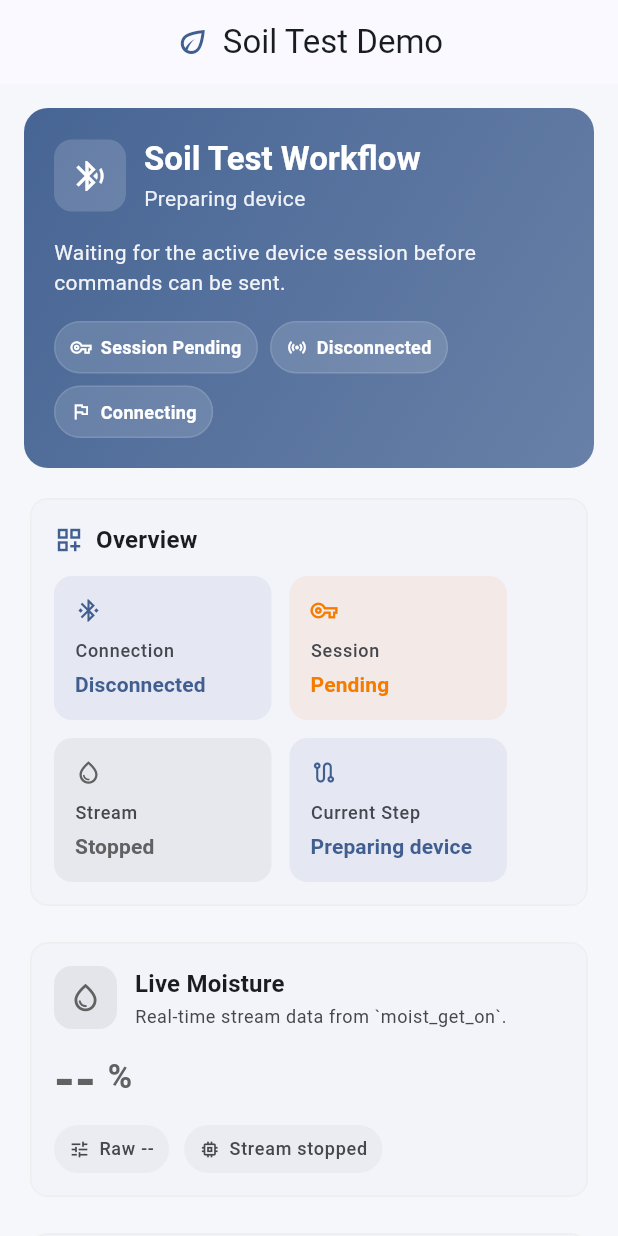
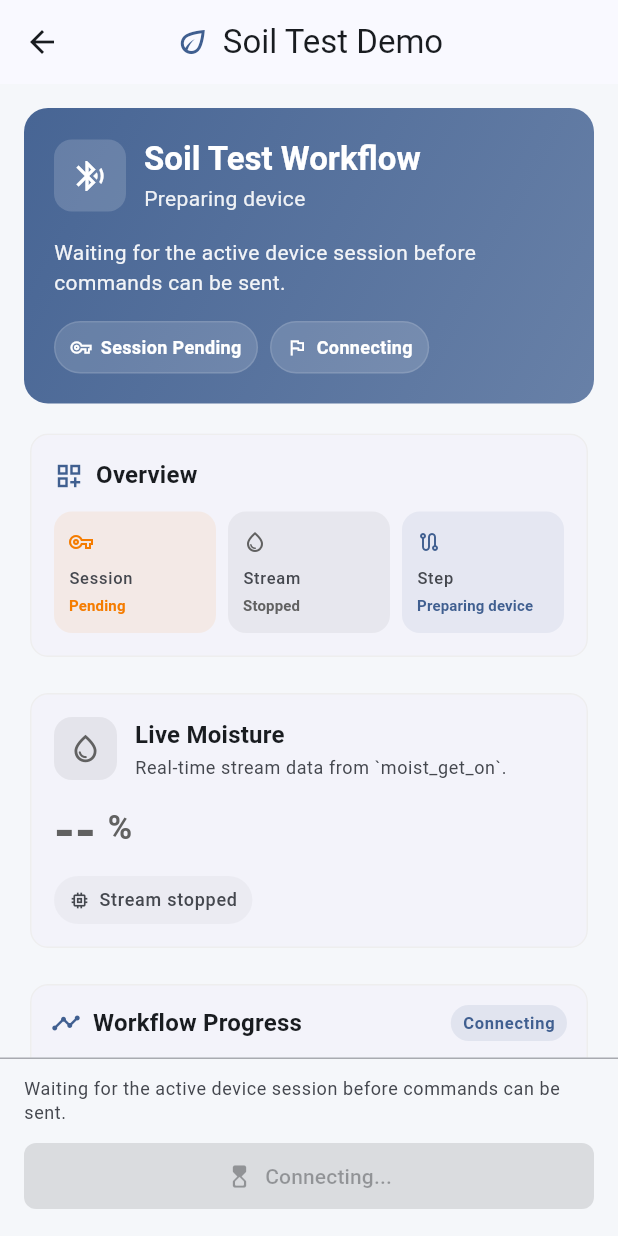
Before and after one commit to Tanvirul-swe/unified-device-sdk, a Flutter app: the SoilTestScreen screen opened directly with empty values, on a phone screen of 412 x 824 dp. Run offline on Flutter 3.47's test engine with Material 3 defaults, Android fonts, the phone set to English and light mode, and no system bars; our stand-ins replace plugin_platform_interface.

Commit message:
feat: integrate SoilTestScreen and enhance SoilTestConnectionScreen with client handling

```diff
--- a/example/lib/screens/dashboard_screen.dart
+++ b/example/lib/screens/dashboard_screen.dart
@@ -5,6 +5,7 @@ import 'package:flutter/services.dart';
 import 'package:unified_device_sdk/unified_device_sdk.dart';
 
 import 'soil_test_connection_screen.dart';
+import 'soil_test_screen.dart';
 import '../widgets/connection_status_bar.dart';
 import '../widgets/device_scan_panel.dart';
 import '../widgets/command_panel.dart';
@@ -167,7 +168,9 @@ class _DashboardScreenState extends State<DashboardScreen>
   Future<void> _openSoilTestFlow() async {
     await Navigator.of(context).push(
       MaterialPageRoute<void>(
-        builder: (_) => SoilTestConnectionScreen(platform: _platform),
+        builder: (_) => _client.isSessionActive
+            ? SoilTestScreen(client: _client)
+            : SoilTestConnectionScreen(platform: _platform, client: _client),
       ),
     );
   }
--- a/example/lib/screens/soil_test_screen.dart
+++ b/example/lib/screens/soil_test_screen.dart
@@ -36,7 +36,6 @@ class _SoilTestScreenState extends State<SoilTestScreen> {
   late final List<StreamSubscription<dynamic>> _subscriptions;
 
   SoilTestFlowStage _stage = SoilTestFlowStage.connecting;
-  DeviceConnectionState _connectionState = DeviceConnectionState.disconnected;
   UcpMoistureSample? _latestMoistureSample;
   UcpLastReport? _lastReport;
   String _progressMessage = 'Waiting for an active UCP session.';
@@ -51,8 +50,6 @@ class _SoilTestScreenState extends State<SoilTestScreen> {
   void initState() {
     super.initState();
     _client = widget.client;
-    _connectionState =
-        _client.currentSession?.state ?? DeviceConnectionState.disconnected;
     _stage = _client.isSessionActive
         ? SoilTestFlowStage.readyToStartMoisture
         : SoilTestFlowStage.connecting;
@@ -230,7 +227,6 @@ class _SoilTestScreenState extends State<SoilTestScreen> {
       return;
     }
     setState(() {
-      _connectionState = state;
       if (state == DeviceConnectionState.sessionActive &&
           _stage == SoilTestFlowStage.connecting) {
         _stage = SoilTestFlowStage.readyToStartMoisture;
@@ -645,8 +641,9 @@ class _SoilTestScreenState extends State<SoilTestScreen> {
           ],
         ),
       ),
+      bottomNavigationBar: _buildBottomActionBar(theme),
       body: ListView(
-        padding: const EdgeInsets.all(16),
+        padding: const EdgeInsets.fromLTRB(16, 16, 16, 24),
         children: [
           _buildHeroCard(theme),
           const SizedBox(height: 16),
@@ -660,9 +657,8 @@ class _SoilTestScreenState extends State<SoilTestScreen> {
           ],
           _buildProgressCard(theme),
           const SizedBox(height: 16),
-          _buildActionCard(theme),
-          const SizedBox(height: 16),
           _buildActivityCard(theme),
+          const SizedBox(height: 88),
         ],
       ),
     );
@@ -741,10 +737,7 @@ class _SoilTestScreenState extends State<SoilTestScreen> {
                       ? 'Session Active'
                       : 'Session Pending',
                 ),
-                _heroChip(
-                  icon: Icons.sensors_outlined,
-                  label: _stateLabel(_connectionState),
-                ),
+
                 _heroChip(icon: Icons.flag_outlined, label: _stageLabel()),
               ],
             ),
@@ -778,18 +771,10 @@ class _SoilTestScreenState extends State<SoilTestScreen> {
               ],
             ),
             const SizedBox(height: 12),
-            Wrap(
-              spacing: 12,
-              runSpacing: 12,
+            Row(
               children: [
-                _metricTile(
-                  theme,
-                  icon: Icons.bluetooth_connected,
-                  label: 'Connection',
-                  value: _stateLabel(_connectionState),
-                  color: _stageColor(theme),
-                ),
-                _metricTile(
+                Expanded(
+                  child: _metricTile(
                     theme,
                     icon: Icons.vpn_key_outlined,
                     label: 'Session',
@@ -798,7 +783,10 @@ class _SoilTestScreenState extends State<SoilTestScreen> {
                         ? const Color(0xFF2E7D32)
                         : Colors.orange.shade700,
                   ),
-                _metricTile(
+                ),
+                const SizedBox(width: 8),
+                Expanded(
+                  child: _metricTile(
                     theme,
                     icon: Icons.water_drop_outlined,
                     label: 'Stream',
@@ -807,12 +795,16 @@ class _SoilTestScreenState extends State<SoilTestScreen> {
                         ? const Color(0xFF0277BD)
                         : Colors.grey.shade700,
                   ),
-                _metricTile(
+                ),
+                const SizedBox(width: 8),
+                Expanded(
+                  child: _metricTile(
                     theme,
                     icon: Icons.route_outlined,
-                  label: 'Current Step',
+                    label: 'Step',
                     value: _flowSummaryLabel(),
                     color: _stageColor(theme),
+                  ),
                 ),
               ],
             ),
@@ -897,15 +889,6 @@ class _SoilTestScreenState extends State<SoilTestScreen> {
               ],
             ),
             const SizedBox(height: 12),
-            Wrap(
-              spacing: 10,
-              runSpacing: 10,
-              children: [
-                _softInfoChip(
-                  theme,
-                  icon: Icons.tune,
-                  label: 'Raw ${sample?.rawValue ?? '--'}',
-                ),
             _softInfoChip(
               theme,
               icon: Icons.memory_outlined,
@@ -913,41 +896,6 @@ class _SoilTestScreenState extends State<SoilTestScreen> {
                   ? 'Stream running'
                   : 'Stream stopped',
             ),
-              ],
-            ),
-            if ((sample?.text ?? '').isNotEmpty) ...[
-              const SizedBox(height: 14),
-              Container(
-                width: double.infinity,
-                padding: const EdgeInsets.all(12),
-                decoration: BoxDecoration(
-                  color: theme.colorScheme.surfaceContainerHighest.withValues(
-                    alpha: 0.5,
-                  ),
-                  borderRadius: BorderRadius.circular(12),
-                ),
-                child: Row(
-                  crossAxisAlignment: CrossAxisAlignment.start,
-                  children: [
-                    Icon(
-                      Icons.chat_bubble_outline,
-                      size: 18,
-                      color: theme.colorScheme.onSurfaceVariant,
-                    ),
-                    const SizedBox(width: 8),
-                    Expanded(
-                      child: Text(
-                        sample!.text!,
-                        style: theme.textTheme.bodySmall?.copyWith(
-                          color: theme.colorScheme.onSurfaceVariant,
-                          height: 1.35,
-                        ),
-                      ),
-                    ),
-                  ],
-                ),
-              ),
-            ],
           ],
         ),
       ),
@@ -1009,13 +957,6 @@ class _SoilTestScreenState extends State<SoilTestScreen> {
                 ),
                 _resultMetricTile(
                   theme,
-                  'Temperature',
-                  report.temperature,
-                  Icons.thermostat_outlined,
-                ),
-                _resultMetricTile(theme, 'EC', report.ec, Icons.bolt_outlined),
-                _resultMetricTile(
-                  theme,
                   'pH',
                   report.ph,
                   Icons.science_outlined,
@@ -1030,9 +971,10 @@ class _SoilTestScreenState extends State<SoilTestScreen> {
 
   Widget _buildProgressCard(ThemeData theme) {
     final hasError = _stage == SoilTestFlowStage.error && _errorMessage != null;
+    final stageColor = _stageColor(theme);
     return Card(
       child: Padding(
-        padding: const EdgeInsets.all(16),
+        padding: const EdgeInsets.all(14),
         child: Column(
           crossAxisAlignment: CrossAxisAlignment.start,
           children: [
@@ -1050,47 +992,74 @@ class _SoilTestScreenState extends State<SoilTestScreen> {
                     fontWeight: FontWeight.w700,
                   ),
                 ),
+                const Spacer(),
+                Container(
+                  padding: const EdgeInsets.symmetric(
+                    horizontal: 8,
+                    vertical: 4,
+                  ),
+                  decoration: BoxDecoration(
+                    color: stageColor.withValues(alpha: 0.10),
+                    borderRadius: BorderRadius.circular(999),
+                  ),
+                  child: Text(
+                    _stageLabel(),
+                    style: theme.textTheme.labelSmall?.copyWith(
+                      color: stageColor,
+                      fontWeight: FontWeight.w700,
+                    ),
+                  ),
+                ),
               ],
             ),
             const SizedBox(height: 12),
-            Wrap(
-              spacing: 8,
-              runSpacing: 8,
+            Row(
               children: [
-                _stepChip(
+                Expanded(
+                  child: _progressStepNode(
                     theme,
                     icon: Icons.link_outlined,
                     label: 'Connect',
                     complete: _stepComplete('connect'),
                     active: _stepActive('connect'),
                   ),
-                _stepChip(
+                ),
+                const SizedBox(width: 6),
+                Expanded(
+                  child: _progressStepNode(
                     theme,
                     icon: Icons.water_drop_outlined,
                     label: 'Moisture',
                     complete: _stepComplete('moisture'),
                     active: _stepActive('moisture'),
                   ),
-                _stepChip(
+                ),
+                const SizedBox(width: 6),
+                Expanded(
+                  child: _progressStepNode(
                     theme,
                     icon: Icons.biotech_outlined,
-                  label: 'Soil Test',
+                    label: 'Test',
                     complete: _stepComplete('test'),
                     active: _stepActive('test'),
                   ),
-                _stepChip(
+                ),
+                const SizedBox(width: 6),
+                Expanded(
+                  child: _progressStepNode(
                     theme,
                     icon: Icons.inventory_2_outlined,
                     label: 'Report',
                     complete: _stepComplete('report'),
                     active: _stepActive('report'),
                   ),
+                ),
               ],
             ),
-            const SizedBox(height: 14),
+            const SizedBox(height: 12),
             Container(
               width: double.infinity,
-              padding: const EdgeInsets.all(14),
+              padding: const EdgeInsets.all(12),
               decoration: BoxDecoration(
                 color: hasError
                     ? theme.colorScheme.error.withValues(alpha: 0.08)
@@ -1114,78 +1083,64 @@ class _SoilTestScreenState extends State<SoilTestScreen> {
                         ? theme.colorScheme.error
                         : theme.colorScheme.primary,
                   ),
-                  const SizedBox(width: 10),
+                  const SizedBox(width: 8),
                   Expanded(
-                    child: Text(
-                      _progressMessage,
-                      style: theme.textTheme.bodyMedium?.copyWith(height: 1.4),
+                    child: Column(
+                      crossAxisAlignment: CrossAxisAlignment.start,
+                      children: [
+                        Text(
+                          hasError ? 'Issue' : 'Status',
+                          style: theme.textTheme.labelMedium?.copyWith(
+                            fontWeight: FontWeight.w700,
+                            color: hasError
+                                ? theme.colorScheme.error
+                                : theme.colorScheme.primary,
                           ),
                         ),
-                ],
-              ),
-            ),
-            if (hasError) ...[
-              const SizedBox(height: 12),
-              Container(
-                width: double.infinity,
-                padding: const EdgeInsets.all(12),
-                decoration: BoxDecoration(
-                  color: theme.colorScheme.error.withValues(alpha: 0.08),
-                  borderRadius: BorderRadius.circular(12),
-                ),
-                child: Row(
-                  crossAxisAlignment: CrossAxisAlignment.start,
-                  children: [
-                    Icon(
-                      Icons.warning_amber_rounded,
-                      size: 18,
-                      color: theme.colorScheme.error,
-                    ),
-                    const SizedBox(width: 8),
-                    Expanded(
-                      child: Text(
-                        _errorMessage!,
-                        style: TextStyle(color: theme.colorScheme.error),
+                        const SizedBox(height: 2),
+                        Text(
+                          hasError ? _errorMessage! : _progressMessage,
+                          style: theme.textTheme.bodySmall?.copyWith(
+                            height: 1.35,
                           ),
                         ),
                       ],
                     ),
                   ),
                 ],
+              ),
+            ),
           ],
         ),
       ),
     );
   }
 
-  Widget _buildActionCard(ThemeData theme) {
-    return Card(
-      child: Padding(
-        padding: const EdgeInsets.all(16),
+  Widget _buildBottomActionBar(ThemeData theme) {
+    return SafeArea(
+      top: false,
+      child: Container(
+        padding: const EdgeInsets.fromLTRB(16, 12, 16, 16),
+        decoration: BoxDecoration(
+          color: theme.scaffoldBackgroundColor,
+          border: Border(
+            top: BorderSide(color: theme.dividerColor.withValues(alpha: 0.6)),
+          ),
+        ),
         child: Column(
+          mainAxisSize: MainAxisSize.min,
           crossAxisAlignment: CrossAxisAlignment.start,
           children: [
-            Row(
-              children: [
-                Icon(_primaryButtonIcon(), size: 20, color: _stageColor(theme)),
-                const SizedBox(width: 8),
-                Text(
-                  'Primary Action',
-                  style: theme.textTheme.titleMedium?.copyWith(
-                    fontWeight: FontWeight.w700,
-                  ),
-                ),
-              ],
-            ),
-            const SizedBox(height: 8),
             Text(
               _stageDescription(),
               style: theme.textTheme.bodySmall?.copyWith(
                 color: theme.colorScheme.onSurfaceVariant,
-                height: 1.4,
+                height: 1.35,
               ),
+              maxLines: 2,
+              overflow: TextOverflow.ellipsis,
             ),
-            const SizedBox(height: 16),
+            const SizedBox(height: 10),
             SizedBox(
               width: double.infinity,
               child: FilledButton.icon(
@@ -1305,8 +1260,7 @@ class _SoilTestScreenState extends State<SoilTestScreen> {
     required Color color,
   }) {
     return Container(
-      constraints: const BoxConstraints(minWidth: 145, maxWidth: 180),
-      padding: const EdgeInsets.all(14),
+      padding: const EdgeInsets.symmetric(horizontal: 10, vertical: 12),
       decoration: BoxDecoration(
         color: color.withValues(alpha: 0.08),
         borderRadius: BorderRadius.circular(12),
@@ -1314,21 +1268,24 @@ class _SoilTestScreenState extends State<SoilTestScreen> {
       child: Column(
         crossAxisAlignment: CrossAxisAlignment.start,
         children: [
-          Icon(icon, size: 18, color: color),
-          const SizedBox(height: 10),
+          Icon(icon, size: 16, color: color),
+          const SizedBox(height: 8),
           Text(
             label,
-            style: theme.textTheme.labelMedium?.copyWith(
+            style: theme.textTheme.labelSmall?.copyWith(
               color: theme.colorScheme.onSurfaceVariant,
             ),
           ),
-          const SizedBox(height: 4),
+          const SizedBox(height: 3),
           Text(
             value,
             style: theme.textTheme.titleSmall?.copyWith(
               fontWeight: FontWeight.w700,
               color: color,
+              fontSize: 10,
             ),
+            maxLines: 2,
+            overflow: TextOverflow.ellipsis,
           ),
         ],
       ),
@@ -1402,7 +1359,7 @@ class _SoilTestScreenState extends State<SoilTestScreen> {
     );
   }
 
-  Widget _stepChip(
+  Widget _progressStepNode(
     ThemeData theme, {
     required IconData icon,
     required String label,
@@ -1415,24 +1372,34 @@ class _SoilTestScreenState extends State<SoilTestScreen> {
         ? _stageColor(theme)
         : Colors.grey.shade600;
     return Container(
-      padding: const EdgeInsets.symmetric(horizontal: 10, vertical: 8),
+      padding: const EdgeInsets.symmetric(horizontal: 6, vertical: 8),
       decoration: BoxDecoration(
-        color: color.withValues(alpha: complete || active ? 0.10 : 0.06),
-        borderRadius: BorderRadius.circular(999),
-        border: Border.all(color: color.withValues(alpha: 0.16)),
+        color: color.withValues(alpha: complete || active ? 0.08 : 0.04),
+        borderRadius: BorderRadius.circular(12),
       ),
-      child: Row(
+      child: Column(
         mainAxisSize: MainAxisSize.min,
         children: [
-          Icon(
-            complete ? Icons.check_circle_outline : icon,
-            size: 14,
+          Container(
+            width: 28,
+            height: 28,
+            decoration: BoxDecoration(
+              color: color.withValues(alpha: 0.12),
+              shape: BoxShape.circle,
+            ),
+            child: Icon(
+              complete ? Icons.check_rounded : icon,
+              size: 15,
               color: color,
             ),
-          const SizedBox(width: 6),
+          ),
+          const SizedBox(height: 6),
           Text(
             label,
-            style: theme.textTheme.labelMedium?.copyWith(
+            textAlign: TextAlign.center,
+            maxLines: 2,
+            overflow: TextOverflow.ellipsis,
+            style: theme.textTheme.labelSmall?.copyWith(
               color: color,
               fontWeight: FontWeight.w600,
             ),
```
Also changed, not shown: example/lib/debug_console_screen.dart (+13 -1 lines), example/lib/screens/soil_test_connection_screen.dart (+99 -133 lines). Lines whose indentation alone changed are shown as unchanged.
